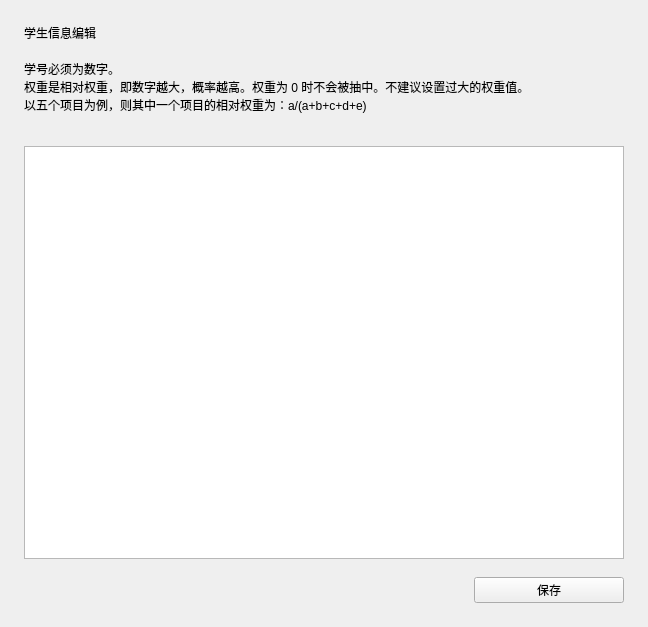
Old version of the form ui/settings/students.ui in the repository windyslime/RandPicker-1.
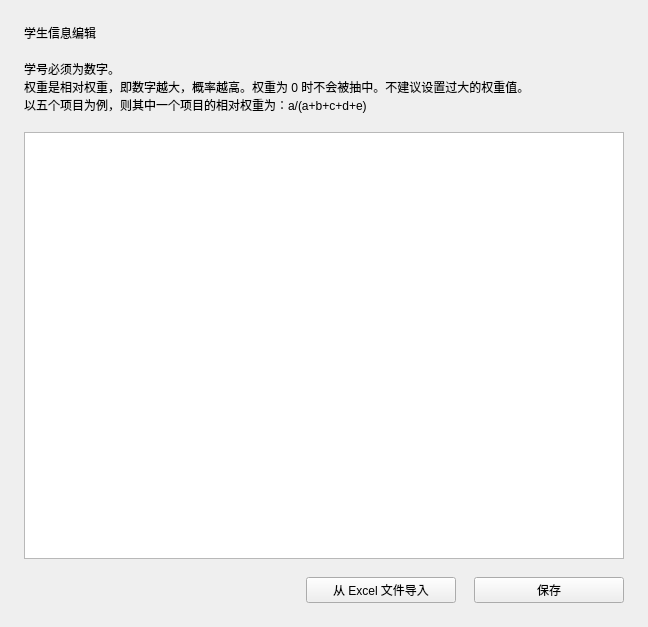
New version of the form. Custom widgets are drawn as their Qt base class.

```diff
--- a/ui/settings/students.ui
+++ b/ui/settings/students.ui
@@ -41,8 +41,7 @@
                     <property name="text">
                         <string>学号必须为数字。
 权重是相对权重，即数字越大，概率越高。权重为 0 时不会被抽中。不建议设置过大的权重值。
-以五个项目为例，则其中一个项目的相对权重为：a/(a+b+c+d+e)
-                        </string>
+以五个项目为例，则其中一个项目的相对权重为：a/(a+b+c+d+e)           </string>
                     </property>
                 </widget>
             </item>
@@ -87,6 +86,25 @@
                             </property>
                         </spacer>
                     </item>
+     <item>
+      <widget class="PushButton" name="import_excel">
+       <property name="sizePolicy">
+        <sizepolicy hsizetype="Fixed" vsizetype="Minimum">
+         <horstretch>0</horstretch>
+         <verstretch>0</verstretch>
+        </sizepolicy>
+       </property>
+       <property name="minimumSize">
+        <size>
+         <width>150</width>
+         <height>0</height>
+        </size>
+       </property>
+       <property name="text">
+        <string>从 Excel 文件导入</string>
+       </property>
+      </widget>
+     </item>
                     <item>
                         <widget class="PrimaryPushButton" name="save_student">
                             <property name="sizePolicy">
@@ -111,31 +129,31 @@
         </layout>
     </widget>
     <customwidgets>
-        <customwidget>
-            <class>PushButton</class>
-            <extends>QPushButton</extends>
-            <header>qfluentwidgets</header>
-        </customwidget>
-        <customwidget>
-            <class>PrimaryPushButton</class>
-            <extends>PushButton</extends>
-            <header>qfluentwidgets</header>
-        </customwidget>
         <customwidget>
             <class>TitleLabel</class>
             <extends>QLabel</extends>
             <header>qfluentwidgets</header>
         </customwidget>
+  <customwidget>
+   <class>CaptionLabel</class>
+   <extends>QLabel</extends>
+   <header>qfluentwidgets</header>
+  </customwidget>
+  <customwidget>
+   <class>PrimaryPushButton</class>
+   <extends>QPushButton</extends>
+   <header>qfluentwidgets</header>
+  </customwidget>
+  <customwidget>
+   <class>PushButton</class>
+   <extends>QPushButton</extends>
+   <header>qfluentwidgets</header>
+  </customwidget>
         <customwidget>
             <class>TableWidget</class>
             <extends>QTableWidget</extends>
             <header>qfluentwidgets</header>
         </customwidget>
-        <customwidget>
-            <class>CaptionLabel</class>
-            <extends>QLabel</extends>
-            <header>qfluentwidgets</header>
-        </customwidget>
     </customwidgets>
     <resources/>
     <connections/>
```
Lines whose indentation alone changed are shown as unchanged.
